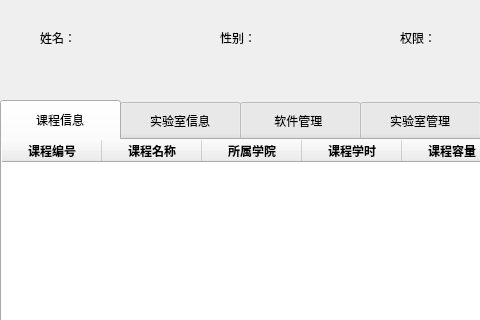
Above: ui/admin.ui from zhaojingqian/db-lab-softwaremanager before the change; both pictures show x 0 to 480 and y 0 to 320 of the 850 by 650 pixel window. Below: the same form after it.
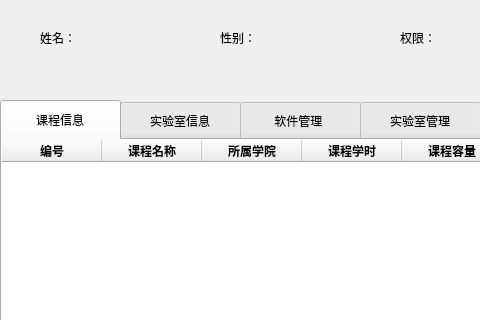
That is the form after the change. The open tabs and pages were chosen to show the change.

Patch:
```diff
--- a/ui/admin.ui
+++ b/ui/admin.ui
@@ -82,7 +82,7 @@
      </property>
      <column>
       <property name="text">
-       <string>课程编号</string>
+       <string>编号</string>
       </property>
       <property name="font">
        <font>
```
Left out of the diff: 10 changed lines with no effect on the pictures.
